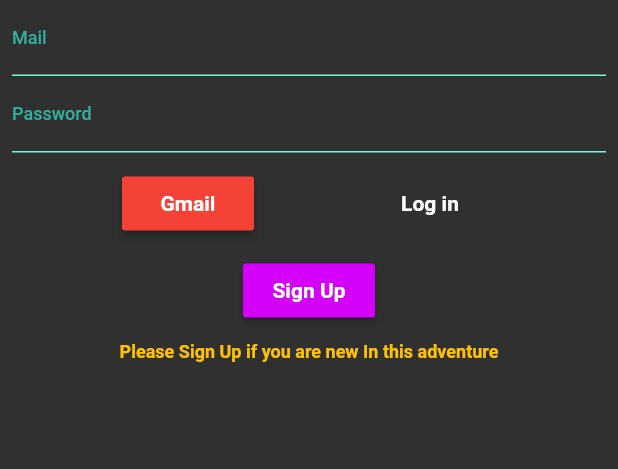
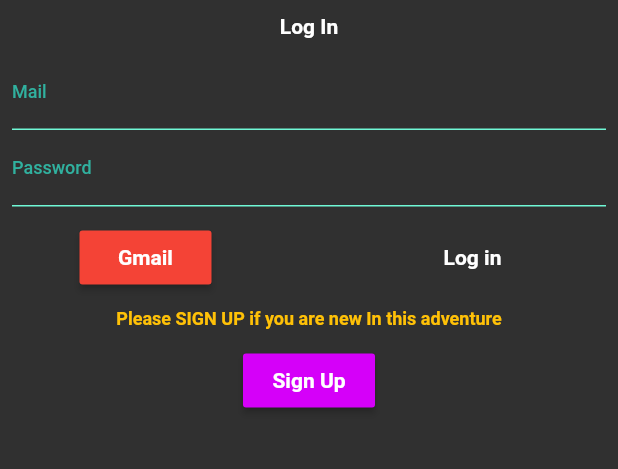
Before and after one commit to pharahon26/toxnews_flutter, a Flutter app: the screen it shows after launch, after a tap on "Gmail", on a phone screen of 412 x 824 dp, the part 209-678 px from its top. Run offline on Flutter 3.47's test engine with Material 2 defaults, Android fonts, the phone set to English and light mode, and no system bars; our stand-ins replace auto_route, cloud_firestore, firebase_auth, firebase_core, get_it, google_sign_in and 3 more; accounts and stored records are empty; generated files the repository leaves out were written again; Roboto replaces fonts that are missing (Times New Roman).

```diff
--- a/lib/main.dart
+++ b/lib/main.dart
@@ -59,6 +59,7 @@ class MyApp extends StatelessWidget {
               textTheme: TextTheme(
                 headline1: TextStyle(fontSize: 24.0, fontWeight: FontWeight.bold),
                 headline3: TextStyle(fontSize: 18.0, fontWeight: FontWeight.bold, color: Color(0xff70F8D6)),
+                headline4: TextStyle(fontSize: 18.0, fontWeight: FontWeight.bold, color: Colors.white),
                 headline5: TextStyle(fontSize: 12.0, fontWeight: FontWeight.bold, color: Color(0xff70F8D6)),
                 headline6: TextStyle(fontSize: 14.0, fontWeight: FontWeight.bold, color: Colors.white ),
                 bodyText1: TextStyle(fontSize: 12.0, color: Colors.white ),
--- a/lib/ui/views/logInView/logIn.dart
+++ b/lib/ui/views/logInView/logIn.dart
@@ -29,10 +29,23 @@ class _LogInState extends State<LogIn> {
           body: Padding(
             padding: const EdgeInsets.all(8.0),
             child: Column(
+              mainAxisAlignment: MainAxisAlignment.start,
               children: [
-                Image.asset('assets/tox_logo.png',
-                  height: 75.0,
-                  width: 75.0,
+                Hero(
+                  tag: 'tox_logo',
+                  child: Image.asset('assets/tox_logo.png',
+                    height: 75.0,
+                    width: 75.0,
+                  ),
+                ),
+                SizedBox(
+                  height: 10.0,
+                ),
+                Text('Log In',
+                  style: Theme.of(context).textTheme.headline6,
+                ),
+                SizedBox(
+                  height: 10.0,
                 ),
                 Form(child: Center(
                   child: Column(
@@ -85,7 +98,6 @@ class _LogInState extends State<LogIn> {
                   alignment: Alignment.bottomCenter,
                   child: Column(
                     children: [
-
                       SizedBox(
                         height: 10.0,
                       ),
@@ -101,13 +113,23 @@ class _LogInState extends State<LogIn> {
                                   ),
                                   onPressed: () => model.isBusy? null : model.logInWithGmail()
                               ),
+                              SizedBox(
+                                width: 40.0,
+                              ),
                               MaterialButton(
-                                child: Text('Log in',
-                                  style: Theme.of(context).textTheme.headline6,
-                                ),
+                                  child: Text('Log in',
+                                    style: Theme.of(context).textTheme.headline6,
+                                  ),
                                   onPressed: () => model.isBusy? null : model.logInWithEmailAndPassword()
                               ),
                             ],
+                          ),
+
+                          SizedBox(
+                            height: 10.0,
+                          ),
+                          Text('Please SIGN UP if you are new In this adventure',
+                            style: Theme.of(context).textTheme.bodyText2,
                           ),
                           SizedBox(
                             height: 10.0,
@@ -118,12 +140,6 @@ class _LogInState extends State<LogIn> {
                                 style: Theme.of(context).textTheme.headline6,
                               ),
                               onPressed: () => model.navigateToSignUp()
-                          ),
-                          SizedBox(
-                            height: 10.0,
-                          ),
-                          Text('Please Sign Up if you are new In this adventure',
-                            style: Theme.of(context).textTheme.bodyText2,
                           ),
                         ],
                       ),
--- a/lib/ui/views/logInView/logInViewModel.dart
+++ b/lib/ui/views/logInView/logInViewModel.dart
@@ -38,8 +38,8 @@ class LogInViewModel extends BaseViewModel{
               title: 'Sign up',
               message: 'User log in successfully',
               mainButtonTitle: 'OK',
-              onMainButtonTapped: () => navigateToHome()
           );
+          navigateToHome();
         }
         else{
           _snackbarService.showSnackbar(
@@ -62,8 +62,8 @@ class LogInViewModel extends BaseViewModel{
               title: 'Sign up',
               message: 'User log in successfully',
               mainButtonTitle: 'OK',
-              onMainButtonTapped: () => navigateToHome()
           );
+          navigateToHome();
         }
         else{
           _snackbarService.showSnackbar(
--- a/lib/ui/views/signUpView/signUpViewModel.dart
+++ b/lib/ui/views/signUpView/signUpViewModel.dart
@@ -40,8 +40,8 @@ class SignUpViewModel extends BaseViewModel{
               title: 'Sign up',
               message: 'User Created successfully',
               mainButtonTitle: 'OK',
-              onMainButtonTapped: () => navigateToHome()
           );
+          navigateToHome();
         }
         else{
           _snackbarService.showSnackbar(
@@ -65,8 +65,8 @@ class SignUpViewModel extends BaseViewModel{
               title: 'Sign up',
               message: 'User Created successfully',
               mainButtonTitle: 'OK',
-              onMainButtonTapped: () => navigateToHome()
           );
+          navigateToHome();
         }
         else{
           _snackbarService.showSnackbar(
--- a/lib/ui/views/splashSreenView/splashScreenViewModel.dart
+++ b/lib/ui/views/splashSreenView/splashScreenViewModel.dart
@@ -1,3 +1,5 @@
+
+import 'dart:async';
 
 import 'package:stacked/stacked.dart';
 import 'package:stacked_services/stacked_services.dart';
@@ -12,12 +14,13 @@ class SplashScreenViewModel extends BaseViewModel{
 
   Future handleStartUpLogic() async {
     var hasLoggedInUser = await _authService.isUserLoggedIn();
-
-    if (hasLoggedInUser) {
-      navigateToHome();
-    } else {
-      navigateToLogIn();
-    }
+    Timer(Duration(seconds: 2), (){
+      if (hasLoggedInUser) {
+        navigateToHome();
+      } else {
+        navigateToLogIn();
+      }
+    });
   }
 
   void navigateToHome(){
--- a/lib/ui/views/splashSreenView/splash_screen.dart
+++ b/lib/ui/views/splashSreenView/splash_screen.dart
@@ -32,7 +32,10 @@ class _SplashScreenState extends State<SplashScreen> {
               child: Column(
                 mainAxisAlignment: MainAxisAlignment.center,
                 children: [
-                  Image.asset('assets/tox_logo.png'),
+                  Hero(
+                      tag: 'tox_logo',
+                      child: Image.asset('assets/tox_logo.png')
+                  ),
                   SizedBox(
                     height: 20.0,
                   ),
```
Also changed, not shown: lib/models/FlashNews.dart (+9 -0 lines), lib/ui/views/flashNewsUnitView/flashNewsUnitView.dart (+45 -20 lines), lib/ui/views/homeView/home.dart (+33 -19 lines), lib/ui/views/homeView/homeViewModel.dart (+6 -6 lines), lib/ui/widgets/FlashNewsViews/flash_news_card_view.dart (+7 -3 lines), lib/models/FlashNews.g.dart.
